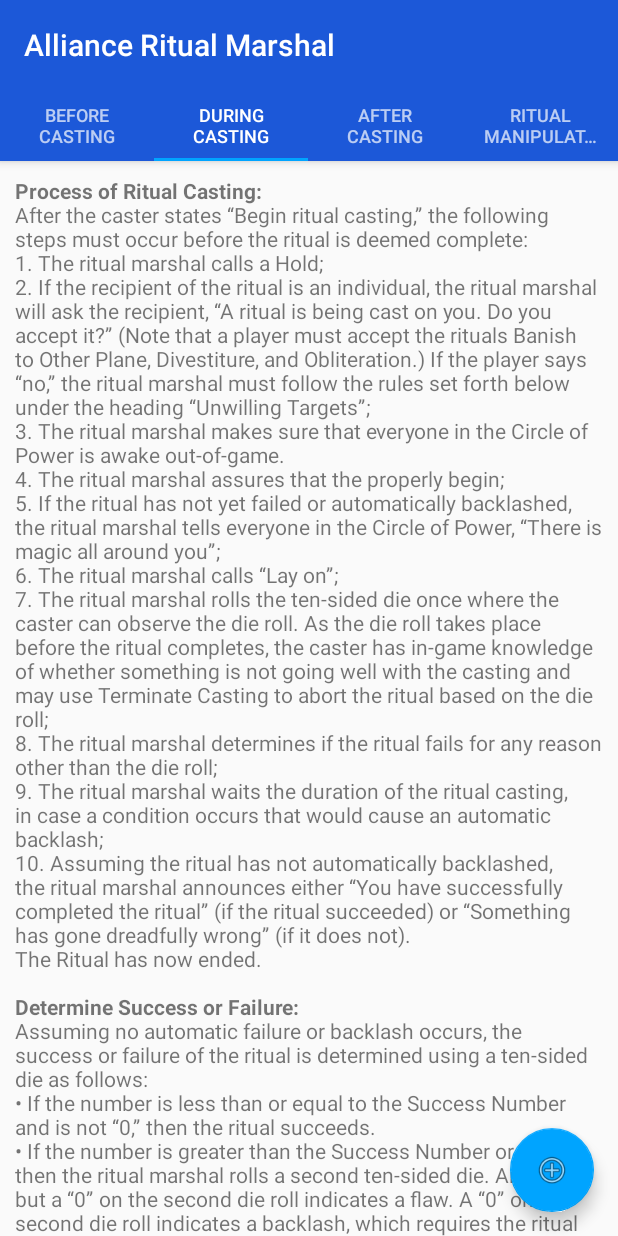
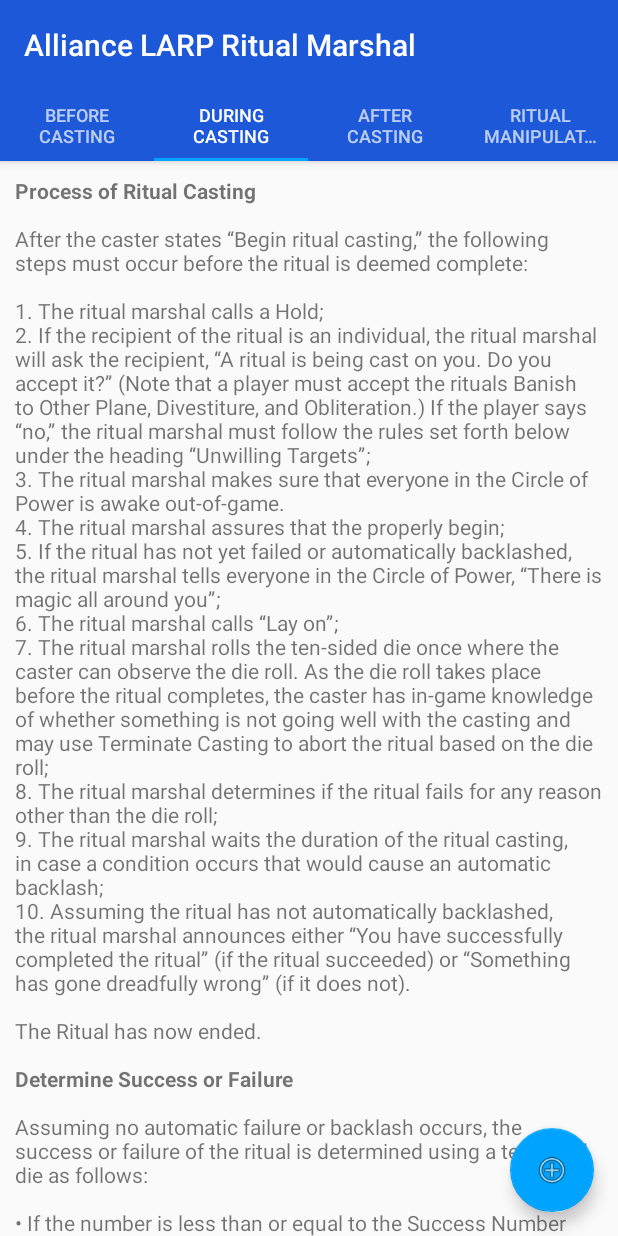
Before and after one commit to raddue/AllianceRitualMarshal, an Android app: the screen it shows after launch (MainActivity), tab 2 chosen, on a phone screen of 412 x 824 dp. Run offline under Robolectric (Android 15) with nearby library versions, the phone set to English and light mode, and no system bars.

Commit message:
Prettified some of my strings in the During Casting section.

```diff
--- a/app/src/main/res/values/strings.xml
+++ b/app/src/main/res/values/strings.xml
@@ -1,9 +1,9 @@
 <resources>
-    <string name="app_name">Alliance Ritual Marshal</string>
+    <string name="app_name">Alliance LARP Ritual Marshal</string>
 
     <!-- Before Casting Strings -->
 
-    <string name="begin_casting"><b>Get Ritual Ready:</b>
+    <string name="begin_casting"><b>Get Ritual Ready</b>
         \nUpon arrival, the ritual marshal will take the following steps, with which the players involved should cooperate:
         \n• Ritual marshal identifies the primary caster and any additional casters who will assist in the ritual;
         \n• Ritual marshal reviews the casters’ player cards to note how many levels of the appropriate school of Formal Magic they possess. Note that a Ritual Caster may choose to not use all of their Ritual Levels when casting if they so desire;
@@ -17,9 +17,9 @@
 
     <!-- During Casting Strings -->
 
-    <string name="during_casting"><b>Process of Ritual Casting:</b>
-        \nAfter the caster states “Begin ritual casting,” the following steps must occur before the ritual is deemed complete:
-        \n1. The ritual marshal calls a Hold;
+    <string name="during_casting"><b>Process of Ritual Casting</b>
+        \n\nAfter the caster states “Begin ritual casting,” the following steps must occur before the ritual is deemed complete:
+        \n\n1. The ritual marshal calls a Hold;
         \n2. If the recipient of the ritual is an individual, the ritual marshal will ask the recipient, “A ritual is being cast on you. Do you accept it?” (Note that a player must accept the rituals Banish to Other Plane, Divestiture, and Obliteration.) If the player says “no,” the ritual marshal must follow the rules set forth below under the heading “Unwilling Targets”;
         \n3. The ritual marshal makes sure that everyone in the Circle of Power is awake out-of-game.
         \n4. The ritual marshal assures that the properly begin;
@@ -29,26 +29,28 @@
         \n8. The ritual marshal determines if the ritual fails for any reason other than the die roll;
         \n9. The ritual marshal waits the duration of the ritual casting, in case a condition occurs that would cause an automatic backlash;
         \n10. Assuming the ritual has not automatically backlashed, the ritual marshal announces either “You have successfully completed the ritual” (if the ritual succeeded) or “Something has gone dreadfully wrong” (if it does not).
-        \nThe Ritual has now ended.
-        \n\n<b>Determine Success or Failure:</b>
-        \nAssuming no automatic failure or backlash occurs, the success or failure of the ritual is determined using a ten-sided die as follows:
-        \n• If the number is less than or equal to the Success Number and is not “0,” then the ritual succeeds.
+        \n\nThe Ritual has now ended.
+        \n\n<b>Determine Success or Failure</b>
+        \n\nAssuming no automatic failure or backlash occurs, the success or failure of the ritual is determined using a ten-sided die as follows:
+        \n\n• If the number is less than or equal to the Success Number and is not “0,” then the ritual succeeds.
         \n• If the number is greater than the Success Number or is “0,” then the ritual marshal rolls a second ten-sided die. Any result but a “0” on the second die roll indicates a flaw. A “0” on the second die roll indicates a backlash, which requires the ritual marshal to roll a third ten-sided die and look on the backlash table on the ritual scroll to determine the form of the back-lash.
-        \nA successful ritual follows the procedure set forth in “Success,” below. A ritual that fails or backlashes follows the procedure set forth in “Failure,” below.
-        \nSuccess: The ritual marshal either awards the successful caster a temporary tag for the ritual conducted or makes sure the ritual effect is carried out by informing the Plot Committee or by personally overseeing the ritual’s effect. A temporary tag allows the ritual marshal to write down the rituals conducted and indicate that a permanent tag for the ritual should be awarded at the end of the event or at the beginning of the next event that the recipient of the ritual attends.
-        \nThe temporary tag should indicate the ritual’s name, duration, recipient, effect of the ritual, and any other pertinent information. The temporary tag should be signed by the ritual marshal. If any skills or spells were placed within the recipient, the tags for those skills and spells should be attached to the temporary tag. Recipients should make sure the temporary tag has accurate information and is signed by the proper staff member(s).
-        \nPlease note that the Plot Committee reserves the right to assign plot effects that may not be set forth in the ritual scroll. When this occurs, the Plot Committee will likely designate such plot effects effective only in the local chapter.
-        \nFailure or Backlash: If the ritual fails or backlashes, a ritual marshal will determine the effect, if any, of the failure or backlash based on the scroll’s charts. Any lasting effects will be written on the player cards of any individuals affected.
-        \nCasters are expected to role-play and resolve their flaws and backlashes without complaint for the duration listed on the ritual scroll. Local chapters also have the discretion to generate a unique plot effect or encounter based on a ritual gone awry that may not be specified on the ritual scroll.
-        \n\n<b>Unwillng Targets:</b>
-        \nSometimes rituals are cast on unwilling recipients. The player of an unwilling recipient may inform the ritual marshal that he or she wishes her character to resurrect rather than accept the ritual. In the case of ritual effects delivered outside the context of a ritual casting, the player may choose to have their character immediately dissipate and head to the nearest earth circle for resurrection, following the normal rules.
-        \nIn such cases, the casting still continues for its proper duration and then the ritual marshal checks for failures normally. Any failures that could have a detrimental effect on the recipient of the ritual are ignored, and the failures affect the caster or others in the Circle normally.  A recipient of a ritual cannot choose to die in order to avoid the affects of an Obliteration, Banish to Other Plane, or Divestiture.
-        \nRemember that a caster cannot waylay, cast spells upon, or otherwise restrain a person inside the Circle of Power once the ritual casting begins.
+        \n\nA successful ritual follows the procedure set forth in “Success,” below. A ritual that fails or backlashes follows the procedure set forth in “Failure,” below.
+        \n\n<b>Success</b>
+        \n\nThe ritual marshal either awards the successful caster a temporary tag for the ritual conducted or makes sure the ritual effect is carried out by informing the Plot Committee or by personally overseeing the ritual’s effect. A temporary tag allows the ritual marshal to write down the rituals conducted and indicate that a permanent tag for the ritual should be awarded at the end of the event or at the beginning of the next event that the recipient of the ritual attends.
+        \n\nThe temporary tag should indicate the ritual’s name, duration, recipient, effect of the ritual, and any other pertinent information. The temporary tag should be signed by the ritual marshal. If any skills or spells were placed within the recipient, the tags for those skills and spells should be attached to the temporary tag. Recipients should make sure the temporary tag has accurate information and is signed by the proper staff member(s).
+        \n\nPlease note that the Plot Committee reserves the right to assign plot effects that may not be set forth in the ritual scroll. When this occurs, the Plot Committee will likely designate such plot effects effective only in the local chapter.
+        \n\n<b>Failure or Backlash</b>
+        \n\nIf the ritual fails or backlashes, a ritual marshal will determine the effect, if any, of the failure or backlash based on the scroll’s charts. Any lasting effects will be written on the player cards of any individuals affected.
+        \n\nCasters are expected to role-play and resolve their flaws and backlashes without complaint for the duration listed on the ritual scroll. Local chapters also have the discretion to generate a unique plot effect or encounter based on a ritual gone awry that may not be specified on the ritual scroll.
+        \n\n<b>Unwillng Targets</b>
+        \n\nSometimes rituals are cast on unwilling recipients. The player of an unwilling recipient may inform the ritual marshal that he or she wishes her character to resurrect rather than accept the ritual. In the case of ritual effects delivered outside the context of a ritual casting, the player may choose to have their character immediately dissipate and head to the nearest earth circle for resurrection, following the normal rules.
+        \n\nIn such cases, the casting still continues for its proper duration and then the ritual marshal checks for failures normally. Any failures that could have a detrimental effect on the recipient of the ritual are ignored, and the failures affect the caster or others in the Circle normally.  A recipient of a ritual cannot choose to die in order to avoid the affects of an Obliteration, Banish to Other Plane, or Divestiture.
+        \n\nRemember that a caster cannot waylay, cast spells upon, or otherwise restrain a person inside the Circle of Power once the ritual casting begins.
     </string>
 
     <!-- After Casting Strings -->
 
-    <string name="after_casting"><b>Clean-up:</b>
+    <string name="after_casting"><b>Clean-up</b>
         \nOnce success or failure has been resolved, the ritual marshal should collect all ritual components and ritual scrolls consumed in the rituals. These will be turned into the Logistics staff to be registered in the campaign’s database. If there are more components in the caster’s possession than were needed to cast the ritual, the caster may designate which components were consumed as long as they meet the requirements set forth in the ritual scroll.</string>
 
     <!-- Ritual Manipulations Strings -->
```
